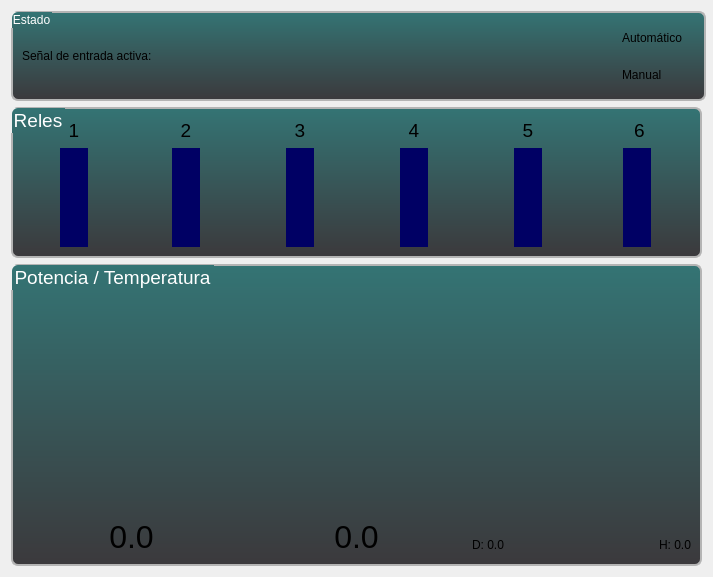
Old version of the form dialogstatus.ui in the repository sscanf/rasp-atvrepeater.
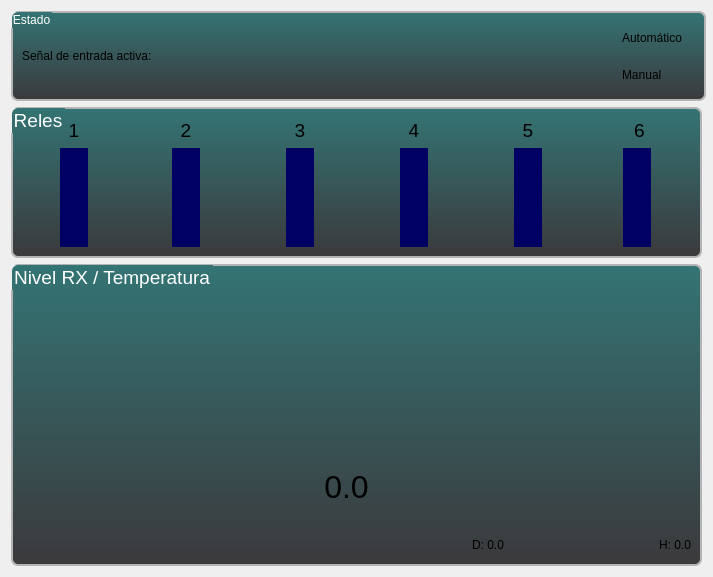
New version of the form. Icons and pictures are not drawn. Custom widgets are drawn as their Qt base class.

What changed in the file:
```diff
--- a/dialogstatus.ui
+++ b/dialogstatus.ui
@@ -588,9 +588,9 @@
       </font>
      </property>
      <property name="title">
-      <string>Potencia / Temperatura</string>
+      <string>Nivel RX / Temperatura</string>
      </property>
-     <layout class="QGridLayout" name="gridLayout">
+     <layout class="QGridLayout" name="gridLayout_5">
       <item row="0" column="0">
        <layout class="QVBoxLayout" name="verticalLayout_7">
         <item>
@@ -653,7 +653,7 @@
              </font>
             </property>
             <property name="text">
-             <string>0.0</string>
+             <string/>
             </property>
             <property name="alignment">
              <set>Qt::AlignCenter</set>
@@ -665,12 +665,8 @@
        </layout>
       </item>
       <item row="0" column="1">
-       <layout class="QVBoxLayout" name="verticalLayout_8">
-        <item>
-         <layout class="QHBoxLayout" name="horizontalLayout_14">
-          <item>
-           <layout class="QHBoxLayout" name="horizontalLayout_13">
-            <item>
+       <layout class="QGridLayout" name="gridLayout">
+        <item row="0" column="0">
              <spacer name="horizontalSpacer_18">
               <property name="orientation">
                <enum>Qt::Horizontal</enum>
@@ -683,14 +679,14 @@
               </property>
              </spacer>
             </item>
-            <item>
+        <item row="0" column="1">
              <widget class="QtSvgDialGauge" name="temperatura" native="true">
               <property name="styleSheet">
                <string notr="true">background-color: rgb(0, 0, 100)</string>
               </property>
              </widget>
             </item>
-            <item>
+        <item row="0" column="2">
              <spacer name="horizontalSpacer_19">
               <property name="orientation">
                <enum>Qt::Horizontal</enum>
@@ -703,24 +699,7 @@
               </property>
              </spacer>
             </item>
-           </layout>
-          </item>
-          <item>
-           <spacer name="verticalSpacer_2">
-            <property name="orientation">
-             <enum>Qt::Vertical</enum>
-            </property>
-            <property name="sizeHint" stdset="0">
-             <size>
-              <width>20</width>
-              <height>40</height>
-             </size>
-            </property>
-           </spacer>
-          </item>
-         </layout>
-        </item>
-        <item>
+        <item row="1" column="0" colspan="3">
          <layout class="QHBoxLayout" name="horizontalLayout_3">
           <item>
            <widget class="QLabel" name="label_temperature">
@@ -739,6 +718,19 @@
           </item>
          </layout>
         </item>
+        <item row="0" column="3" rowspan="2">
+         <spacer name="verticalSpacer_2">
+          <property name="orientation">
+           <enum>Qt::Vertical</enum>
+          </property>
+          <property name="sizeHint" stdset="0">
+           <size>
+            <width>20</width>
+            <height>40</height>
+           </size>
+          </property>
+         </spacer>
+        </item>
        </layout>
       </item>
       <item row="0" column="2">
```
Lines whose indentation alone changed are shown as unchanged.
